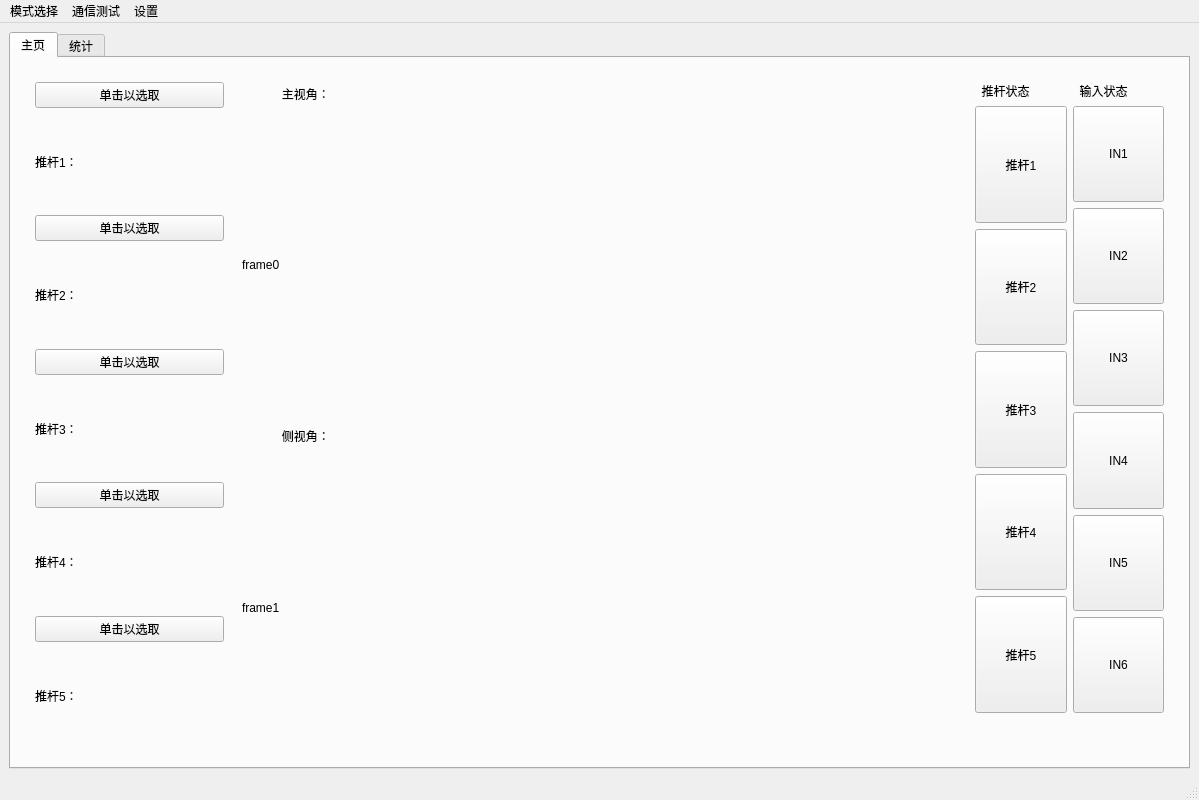
JIYIC-P/SCSS2, file source/Ui/.ui/window_main.ui: the form before one commit.
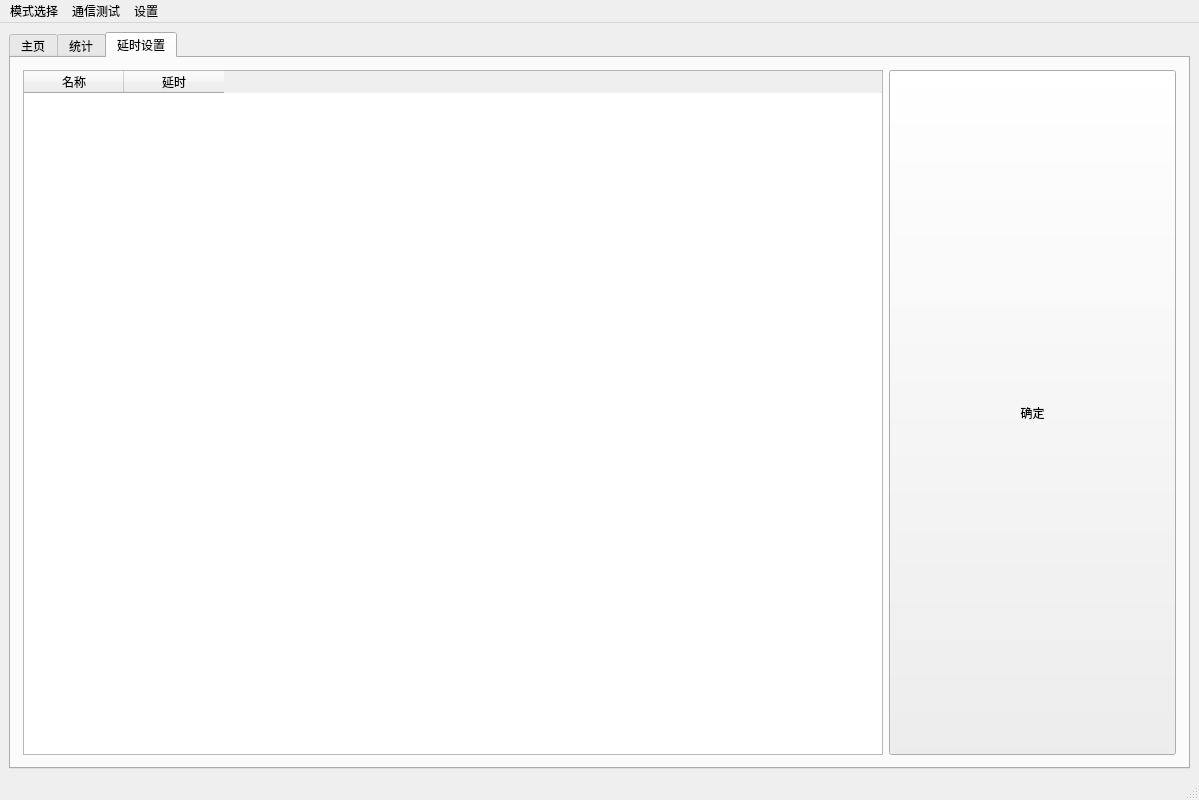
The form after the commit.

The edit to the form file:
```diff
--- a/source/Ui/.ui/window_main.ui
+++ b/source/Ui/.ui/window_main.ui
@@ -33,7 +33,7 @@
        <string>&lt;html&gt;&lt;head/&gt;&lt;body&gt;&lt;p&gt;显示相机图片&lt;/p&gt;&lt;p&gt;&lt;br/&gt;&lt;/p&gt;&lt;/body&gt;&lt;/html&gt;</string>
       </property>
       <property name="currentIndex">
-       <number>0</number>
+       <number>2</number>
       </property>
       <widget class="QWidget" name="main">
        <attribute name="title">
@@ -441,6 +441,52 @@
         </item>
        </layout>
       </widget>
+      <widget class="QWidget" name="delay">
+       <attribute name="title">
+        <string>延时设置</string>
+       </attribute>
+       <layout class="QHBoxLayout" name="horizontalLayout" stretch="3,1">
+        <property name="leftMargin">
+         <number>12</number>
+        </property>
+        <property name="topMargin">
+         <number>12</number>
+        </property>
+        <property name="rightMargin">
+         <number>12</number>
+        </property>
+        <property name="bottomMargin">
+         <number>12</number>
+        </property>
+        <item>
+         <widget class="QTableWidget" name="tableWidget_2">
+          <column>
+           <property name="text">
+            <string>名称</string>
+           </property>
+          </column>
+          <column>
+           <property name="text">
+            <string>延时</string>
+           </property>
+          </column>
+         </widget>
+        </item>
+        <item>
+         <widget class="QPushButton" name="btn_SetDelay">
+          <property name="sizePolicy">
+           <sizepolicy hsizetype="Expanding" vsizetype="Expanding">
+            <horstretch>0</horstretch>
+            <verstretch>0</verstretch>
+           </sizepolicy>
+          </property>
+          <property name="text">
+           <string>确定</string>
+          </property>
+         </widget>
+        </item>
+       </layout>
+      </widget>
      </widget>
     </item>
    </layout>
```
Left out of the diff: 17 changed lines with no effect on the pictures.
